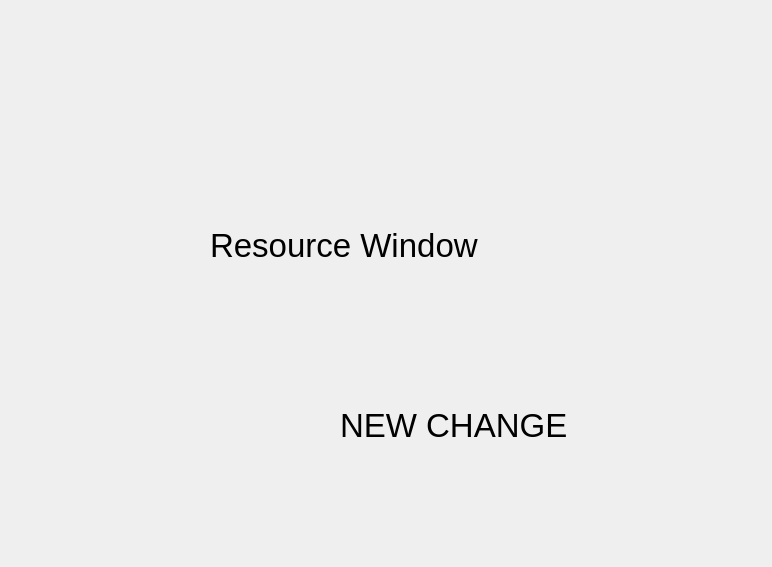
Chringo/SSP, file SSPSolution/ResourceBrowser/browserui.ui: the form before one commit.
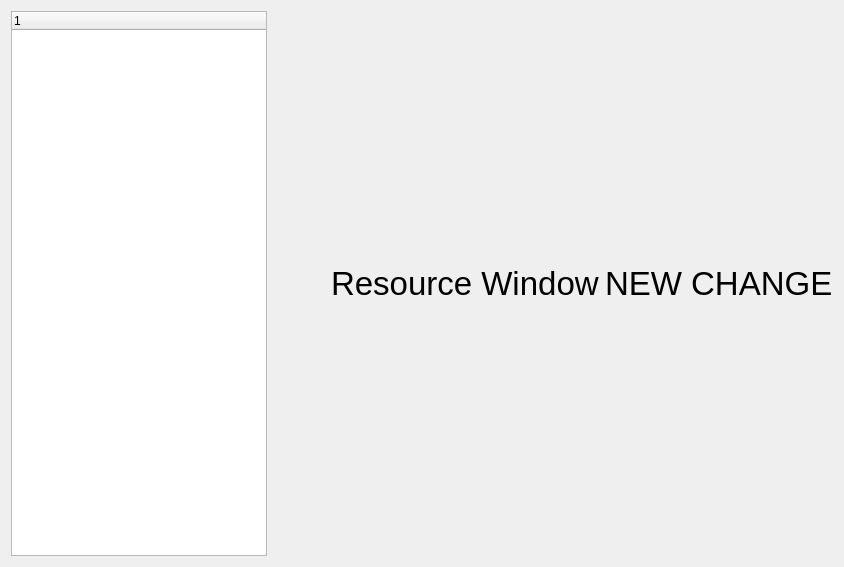
The form after the commit.

The edit to the form file:
```diff
--- a/SSPSolution/ResourceBrowser/browserui.ui
+++ b/SSPSolution/ResourceBrowser/browserui.ui
@@ -6,49 +6,216 @@
    <rect>
     <x>0</x>
     <y>0</y>
-    <width>772</width>
+    <width>844</width>
     <height>567</height>
    </rect>
   </property>
   <property name="windowTitle">
    <string>Form</string>
   </property>
-  <widget class="QLabel" name="label">
-   <property name="geometry">
-    <rect>
-     <x>210</x>
-     <y>180</y>
-     <width>371</width>
-     <height>131</height>
-    </rect>
-   </property>
-   <property name="font">
-    <font>
-     <pointsize>25</pointsize>
-    </font>
-   </property>
-   <property name="text">
-    <string>Resource Window</string>
-   </property>
-  </widget>
-  <widget class="QLabel" name="label_2">
-   <property name="geometry">
-    <rect>
-     <x>340</x>
-     <y>360</y>
-     <width>371</width>
-     <height>131</height>
-    </rect>
-   </property>
-   <property name="font">
-    <font>
-     <pointsize>25</pointsize>
-    </font>
-   </property>
-   <property name="text">
-    <string>NEW CHANGE</string>
-   </property>
-  </widget>
+  <property name="autoFillBackground">
+   <bool>false</bool>
+  </property>
+  <property name="styleSheet">
+   <string notr="true">
+QMainWindow,QMessageBox{
+background:    rgb(68, 68, 68);
+border: black;
+}
+QMenuBar{
+background:   rgb(68, 68, 68);
+color: white;
+border: black;
+}
+QMenu{
+background:   rgb(68, 68, 68);
+color: white;
+border: black;
+}
+QMenu::item:selected {
+    background: qlineargradient(x1: 0, y1: 0, x2: 0, y2: 1, stop: 0 #e7effd, stop: 1 #cbdaf1);
+	color:black;
+}
+QHeaderView::section
+{
+spacing: 10px;
+background-color:lightblue;
+color: black;
+margin: 1px;
+border:solid;
+text-align: right;
+font-family: arial;
+font-size:12px;
+}
+
+QGroupBox{
+background:   rgb(68, 68, 68);
+color: white;
+border: 1px solid black;
+border-radius : 1px;
+}
+QGroupBox::title{
+background:   transparent;
+color: white;
+}
+
+QDoubleSpinBox{
+background:  rgb(48, 48, 48);
+}
+
+QLineEdit{
+background:  rgb(48, 48, 48);
+}
+QComboBox{
+background:  rgb(48, 48, 48);
+}
+
+
+QToolBar{
+border: black;}
+
+QTabWidget::pane { /* The tab widget frame */
+    border: 1px solid black;
+	background :  rgb(68, 68, 68);
+	color : green;
+}
+
+
+QTabBar::tab{
+    background:  rgb(48, 48, 48);
+    border: 1px solid rgb(68, 68, 68) ;
+    border-bottom-color:  rgb(68, 68, 68); /* same as the pane color */
+    border-top-left-radius: 4px;
+    border-top-right-radius: 4px;
+    min-width: 8ex;
+    padding: 5px;
+ 	color : white;
+}
+QTabBar::tab:selected{
+    background : rgb(111, 111, 111);
+}
+QTabBar::tab:!selected {
+    margin-top: 2px; /* make non-selected tabs look smaller */
+}
+
+
+QTreeWidget{
+background :  rgb(68, 68, 68);
+spacing: 10px;
+show-decoration-selected: 1; 
+border:black;
+ 
+}
+
+QTreeWidget::Item:has-children{
+spacing: 3px;
+border-radius: 4px;
+border: 1px solid;
+color: white;
+background : rgb(88, 88, 88);
+}
+QTreeWidget::Item:!has-children{ 
+spacing: 3px;
+border-radius: 1px;
+border: 1px solid;
+background : rgb(111, 111, 111);
+}
+QTreeView::item:hover {
+    background: qlineargradient(x1: 0, y1: 0, x2: 0, y2: 1, stop: 0 #e7effd, stop: 1 #cbdaf1);
+    border: 1px solid #bfcde4;
+}
+
+#RenderWidget{
+background:  rgb(255, 170, 127);
+}
+
+#centralWidget{
+background:  rgb(68, 68, 68);
+border : 1px solid black;
+}
+
+#nameQFrame{
+ margin-top: 10px;
+}
+
+#transformFrame{
+	background : rgb(74, 74, 74);
+}
+#variousOptionsframe{
+background : rgb(74, 74, 74);
+}
+
+QLabel{
+color : white;
+}
+
+QPushButton{
+ color: white;
+ background-color : rgb(111, 111, 111);
+ border-radius : 2px;
+padding :5px;
+ border:  rgb(115, 115, 115) ;
+}
+QPushButton:hover{
+   background: qlineargradient(x1: 0, y1: 0, x2: 0, y2: 1, stop: 0 #e7effd, stop: 1 #cbdaf1);
+    border: 1px solid #bfcde4;}
+
+QPushButton:pressed{
+  background: qlineargradient(x1: 0, y1: 0, x2: 0, y2: 1, stop: 0 rgb(221, 263, 239), stop: 1 #cbdaf1);
+    border: 1px solid #bfcde4;}
+
+background:   rgb(68, 68, 68);
+color: white;
+border: black;</string>
+  </property>
+  <layout class="QHBoxLayout" name="horizontalLayout">
+   <item>
+    <widget class="QTreeWidget" name="assetTree">
+     <column>
+      <property name="text">
+       <string notr="true">1</string>
+      </property>
+     </column>
+    </widget>
+   </item>
+   <item>
+    <spacer name="horizontalSpacer">
+     <property name="orientation">
+      <enum>Qt::Horizontal</enum>
+     </property>
+     <property name="sizeHint" stdset="0">
+      <size>
+       <width>40</width>
+       <height>20</height>
+      </size>
+     </property>
+    </spacer>
+   </item>
+   <item>
+    <widget class="QLabel" name="label">
+     <property name="font">
+      <font>
+       <pointsize>25</pointsize>
+      </font>
+     </property>
+     <property name="text">
+      <string>Resource Window</string>
+     </property>
+    </widget>
+   </item>
+   <item>
+    <widget class="QLabel" name="label_2">
+     <property name="font">
+      <font>
+       <pointsize>25</pointsize>
+      </font>
+     </property>
+     <property name="text">
+      <string>NEW CHANGE</string>
+     </property>
+    </widget>
+   </item>
+  </layout>
  </widget>
  <resources/>
  <connections/>
```
Left out of the diff: 2 changed lines with no effect on the pictures.
